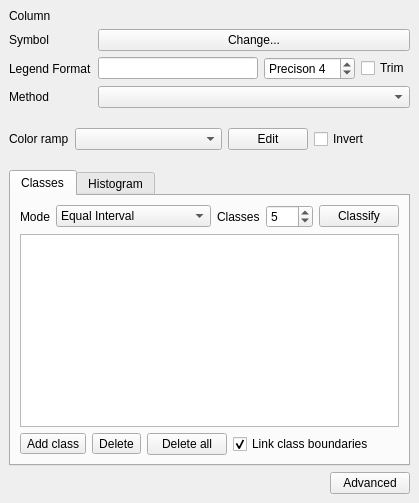
The window that src/ui/qgsgraduatedsymbolrendererv2widget.ui (qgis/QGIS) describes before a commit, drawn with Qt 5.
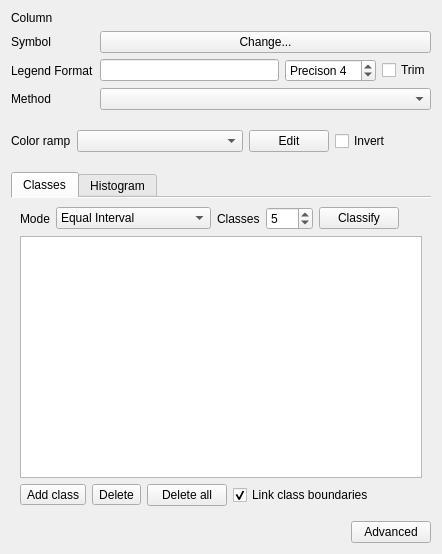
The same window after the commit. Icons and pictures are not drawn. Custom widgets are drawn as their Qt base class.

```diff
--- a/src/ui/qgsgraduatedsymbolrendererv2widget.ui
+++ b/src/ui/qgsgraduatedsymbolrendererv2widget.ui
@@ -6,20 +6,10 @@
    <rect>
     <x>0</x>
     <y>0</y>
-    <width>388</width>
-    <height>503</height>
+    <width>442</width>
+    <height>554</height>
    </rect>
   </property>
-  <layout class="QVBoxLayout" name="verticalLayout_3">
-   <property name="spacing">
-    <number>0</number>
-   </property>
-   <property name="margin">
-    <number>0</number>
-   </property>
-   <item>
-    <widget class="QStackedWidget" name="mStackedWidget">
-     <widget class="QWidget" name="page_5">
       <layout class="QGridLayout" name="gridLayout">
        <item row="0" column="0">
         <widget class="QLabel" name="label_4">
@@ -310,6 +300,9 @@
          <property name="currentIndex">
           <number>0</number>
          </property>
+     <property name="documentMode">
+      <bool>true</bool>
+     </property>
          <widget class="QWidget" name="tab">
           <attribute name="title">
            <string>Classes</string>
@@ -532,11 +525,6 @@
        </item>
       </layout>
      </widget>
-     <widget class="QWidget" name="page_6"/>
-    </widget>
-   </item>
-  </layout>
- </widget>
  <customwidgets>
   <customwidget>
    <class>QgsFieldExpressionWidget</class>
```
Left out of the diff: 4 changed lines with no effect on the pictures. Lines whose indentation alone changed are shown as unchanged.
